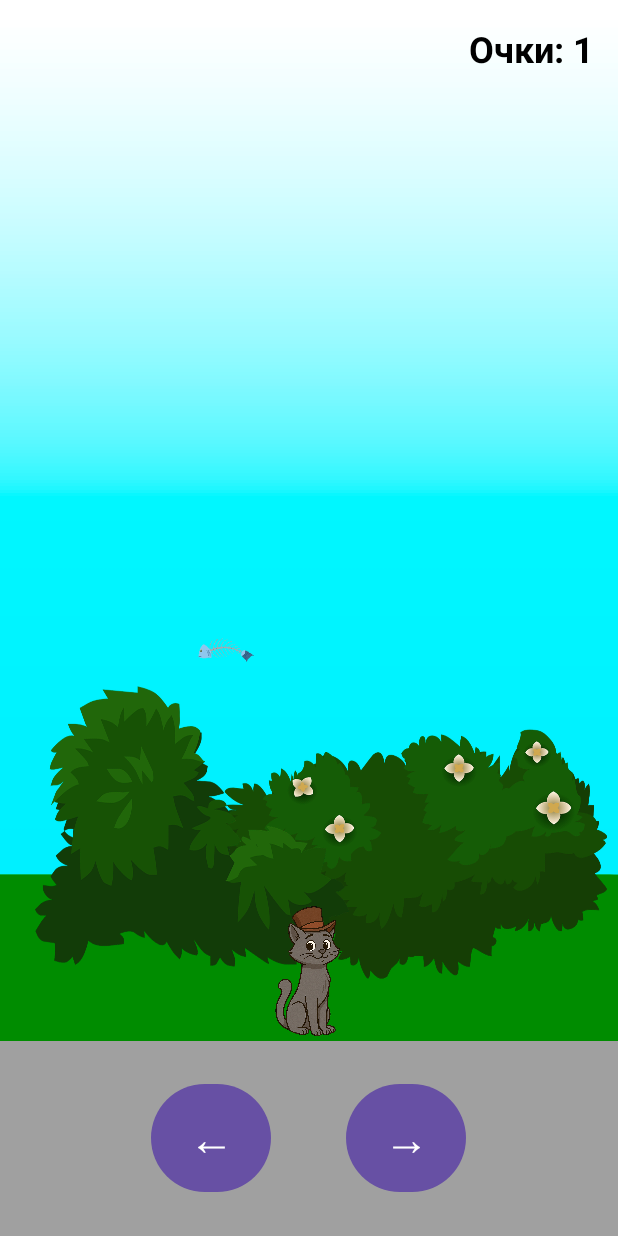
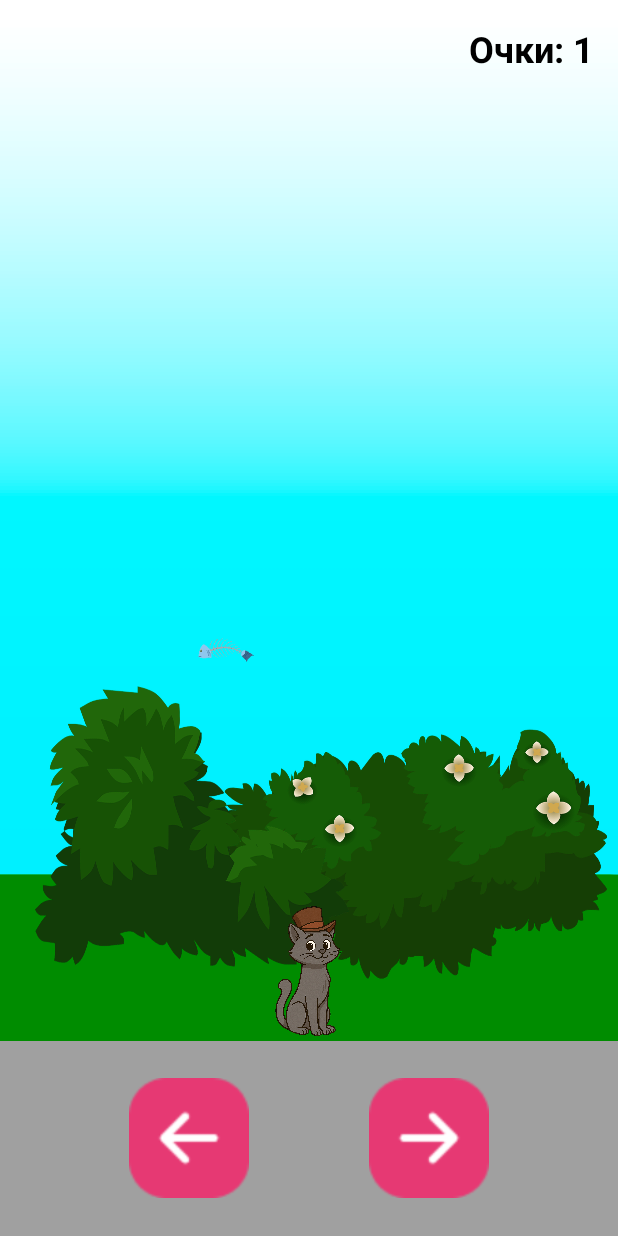
Before and after one commit to andrulikONO/Application, an Android app: the KotGameActivity screen opened directly, with no data from a screen before it, on a phone screen of 412 x 824 dp. Run offline under Robolectric (Android 15) with nearby library versions, the phone set to English and light mode, and no system bars.

Commit message:
Исправление ошибок

```diff
--- a/app/src/main/AndroidManifest.xml
+++ b/app/src/main/AndroidManifest.xml
@@ -11,7 +11,7 @@
 
     <application
         android:allowBackup="true"
-        android:icon="@mipmap/ic_launcher"
+        android:icon="@drawable/logokvest"
         android:label="@string/app_name"
         android:roundIcon="@mipmap/ic_launcher_round"
         android:supportsRtl="true"
--- a/app/src/main/java/com/example/myapplication/KotGameActivity.java
+++ b/app/src/main/java/com/example/myapplication/KotGameActivity.java
@@ -13,6 +13,7 @@ import android.view.View;
 import android.view.ViewGroup;
 import android.widget.Button;
 import android.widget.FrameLayout;
+import android.widget.ImageButton;
 import android.widget.ImageView;
 import android.widget.TextView;
 
@@ -26,7 +27,7 @@ import java.util.Random;
 public class KotGameActivity extends AppCompatActivity {
     // Игровые элементы
     private ImageView player;
-    private Button leftButton, rightButton;
+    private ImageButton leftButton, rightButton;
     private FrameLayout gameContainer;
     private TextView scoreText;
 
@@ -422,7 +423,7 @@ public class KotGameActivity extends AppCompatActivity {
         // Создаем диалог победы
         new AlertDialog.Builder(this)
                 .setTitle("Поздравляем!")
-                .setMessage("Вы успешно собрали 30 объектов!")
+                .setMessage("Вы успешно собрали 30 рыбок!")
                 .setPositiveButton("Новая игра", (dialog, which) -> restartGame())
                 .setNegativeButton("Вернуться", (dialog, which) -> finish())
                 .setCancelable(false)
--- a/app/src/main/res/layout/activity_kot_game.xml
+++ b/app/src/main/res/layout/activity_kot_game.xml
@@ -41,23 +41,25 @@
         android:layout_width="match_parent"
         android:layout_height="0dp"
         android:layout_weight="1"
+        android:background="#FFA0A0A0"
         android:gravity="center"
-        android:orientation="horizontal"
-        android:background="#FFA0A0A0">
+        android:orientation="horizontal">
 
-        <Button
+        <ImageButton
             android:id="@+id/leftButton"
             android:layout_width="80dp"
             android:layout_height="80dp"
+            android:layout_marginRight="80dp"
+            android:background="@drawable/left"
             android:text="←"
-            android:textSize="30sp"
-            android:layout_marginRight="50dp"/>
+            android:textSize="50sp" />
 
-        <Button
+        <ImageButton
             android:id="@+id/rightButton"
             android:layout_width="80dp"
             android:layout_height="80dp"
+            android:background="@drawable/right"
             android:text="→"
-            android:textSize="30sp"/>
+            android:textSize="30sp" />
     </LinearLayout>
 </LinearLayout>
--- a/app/src/main/res/values/strings.xml
+++ b/app/src/main/res/values/strings.xml
@@ -1,3 +1,3 @@
 <resources>
-    <string name="app_name">My Application</string>
+    <string name="app_name">Квест-Кострома</string>
 </resources>
```
Also changed, not shown: app/src/main/res/drawable/left.png (added), app/src/main/res/drawable/logokvest.png (added), app/src/main/res/drawable/right.png (added), app/src/main/res/drawable/strelka.png (added).
